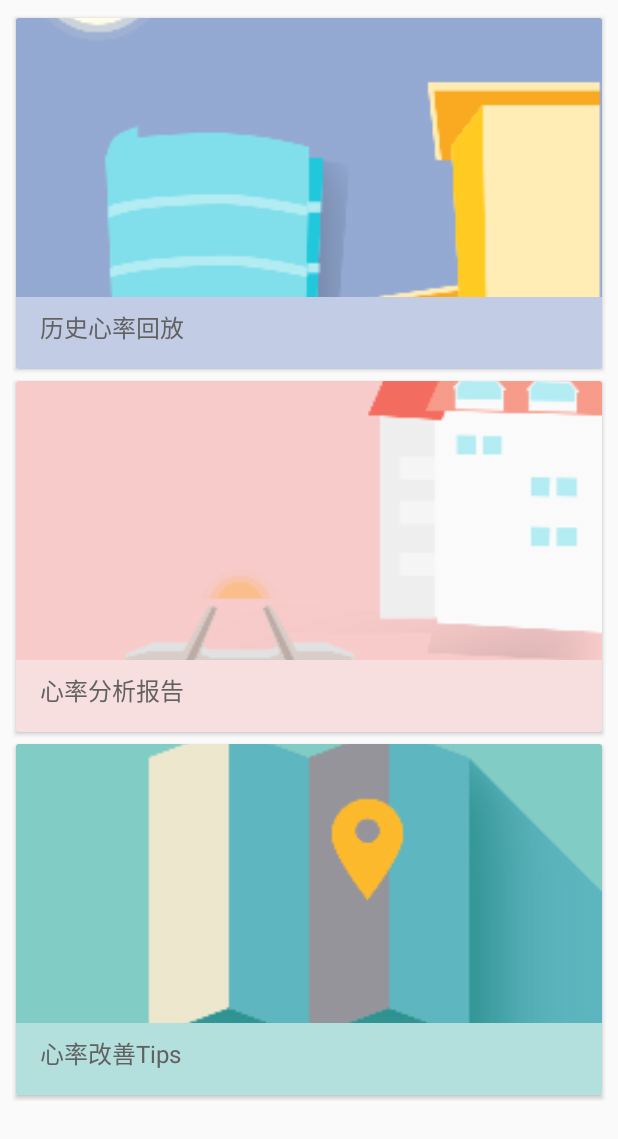
After one commit to agenthun/BleECG, an Android app: the layout fragment_ecg_helper.xml on its own in the app's theme, with its tools: preview values and no code run, on a phone screen of 412 x 824 dp. The commit adds this screen. Shown: the top 1139 px of the screen. Run offline under Robolectric (Android 15) with nearby library versions, the phone set to English and light mode, and no system bars.

Commit message:
delete fragment wave replay & add ECGFragment

```diff
--- a/app/build.gradle
+++ b/app/build.gradle
@@ -29,6 +29,7 @@ dependencies {
     compile 'com.android.support:appcompat-v7:23.3.0'
     compile 'com.android.support:design:23.3.0'
     compile 'com.android.support:recyclerview-v7:23.3.0'
+    compile 'com.android.support:cardview-v7:23.3.0'
     compile 'com.squareup.okhttp3:okhttp:3.2.0'
     compile 'com.squareup.retrofit2:retrofit:2.0.0-beta4'
     compile 'com.squareup.retrofit2:converter-gson:2.0.0-beta4'
--- /dev/null
+++ b/app/src/main/res/layout/fragment_ecg_helper.xml
@@ -0,0 +1,88 @@
+<?xml version="1.0" encoding="utf-8"?>
+<android.support.v4.widget.NestedScrollView xmlns:android="http://schemas.android.com/apk/res/android"
+    xmlns:app="http://schemas.android.com/apk/res-auto"
+    xmlns:tools="http://schemas.android.com/tools"
+    android:layout_width="match_parent"
+    android:layout_height="match_parent"
+    android:fillViewport="false"
+    android:paddingBottom="@dimen/spacing_normal"
+    android:paddingLeft="@dimen/spacing_normal"
+    android:paddingRight="@dimen/spacing_normal"
+    android:paddingTop="@dimen/spacing_normal"
+    app:layout_behavior="@string/appbar_scrolling_view_behavior">
+
+    <LinearLayout
+        android:layout_width="match_parent"
+        android:layout_height="wrap_content"
+        android:orientation="vertical">
+
+        <android.support.v7.widget.CardView
+            android:id="@+id/card_replay"
+            style="@style/CradView.Light.App"
+            android:layout_width="match_parent"
+            android:layout_height="242dp"
+            app:cardBackgroundColor="@color/serenity_mask">
+
+            <ImageView
+                android:layout_width="match_parent"
+                android:layout_height="match_parent"
+                android:layout_marginBottom="48dp"
+                android:scaleType="centerCrop"
+                android:src="@drawable/card_setting" />
+
+            <android.support.v7.widget.AppCompatTextView
+                android:layout_width="match_parent"
+                android:layout_height="wrap_content"
+                android:layout_gravity="bottom"
+                android:padding="@dimen/spacing_double"
+                android:text="@string/card_title_replay"
+                android:textAppearance="@style/TextAppearance.Title" />
+        </android.support.v7.widget.CardView>
+
+        <android.support.v7.widget.CardView
+            android:id="@+id/card_report"
+            style="@style/CradView.Light.App"
+            android:layout_width="match_parent"
+            android:layout_height="242dp"
+            app:cardBackgroundColor="@color/rose_quartz_mask">
+
+            <ImageView
+                android:layout_width="match_parent"
+                android:layout_height="match_parent"
+                android:layout_marginBottom="48dp"
+                android:scaleType="centerCrop"
+                android:src="@drawable/card_query_status" />
+
+            <android.support.v7.widget.AppCompatTextView
+                android:layout_width="match_parent"
+                android:layout_height="wrap_content"
+                android:layout_gravity="bottom"
+                android:padding="@dimen/spacing_double"
+                android:text="@string/card_title_report"
+                android:textAppearance="@style/TextAppearance.Title" />
+        </android.support.v7.widget.CardView>
+
+        <android.support.v7.widget.CardView
+            android:id="@+id/card_tips"
+            style="@style/CradView.Light.App"
+            android:layout_width="match_parent"
+            android:layout_height="242dp"
+            app:cardBackgroundColor="@color/teal_mask">
+
+            <ImageView
+                android:layout_width="match_parent"
+                android:layout_height="match_parent"
+                android:layout_marginBottom="48dp"
+                android:scaleType="centerCrop"
+                android:src="@drawable/card_query_info" />
+
+            <android.support.v7.widget.AppCompatTextView
+                android:layout_width="match_parent"
+                android:layout_height="wrap_content"
+                android:layout_gravity="bottom"
+                android:padding="@dimen/spacing_double"
+                android:text="@string/card_title_tips"
+                android:textAppearance="@style/TextAppearance.Title" />
+        </android.support.v7.widget.CardView>
+    </LinearLayout>
+</android.support.v4.widget.NestedScrollView>
--- a/app/src/main/res/values/strings.xml
+++ b/app/src/main/res/values/strings.xml
@@ -16,7 +16,7 @@
     <string name="error_invalid_null">该用户尚未注册!</string>
 
     <string name="page_title_scan_device">扫描设备</string>
-    <string name="page_title_send_sms">发送短信</string>
+    <string name="page_title_ecg_helper">心博士</string>
 
     <string name="text_hint_send_sms_content">请输入短信内容</string>
     <string name="text_container_no">"箱号 "</string>
@@ -35,6 +35,8 @@
     <string name="success_device_connection">连接成功</string>
     <string name="fail_device_connection">连接失败</string>
     <string name="time_out_device_connection">连接超时</string>
+    <string name="warning_heart_rate_high">当前心率指数过高</string>
+    <string name="warning_heart_rate_low">当前心率指数过低</string>
     <string name="success_device_send_data">发送成功</string>
     <string name="fail_device_send_data">发送失败</string>
     <string name="device_reply_query_title">设备状态信息</string>
@@ -50,11 +52,9 @@
     <string name="device_reply_info_time_error">时间未知</string>
     <string name="text_ok">确认</string>
 
-    <string name="card_title_setting">配置</string>
-    <string name="card_title_lock">上封</string>
-    <string name="card_title_unlock">解封</string>
-    <string name="card_title_query_status">状态查询</string>
-    <string name="card_title_query_info">位置查询</string>
+    <string name="card_title_replay">历史心率回放</string>
+    <string name="card_title_report">心率分析报告</string>
+    <string name="card_title_tips">心率改善Tips</string>
 
     <string name="text_hint_current_heart_rate">当前心率</string>
 
```
Also changed, not shown: app/src/main/java/com/agenthun/bleecg/activity/DeviceOperationActivity.java (+28 -0 lines), app/src/main/java/com/agenthun/bleecg/adapter/SectionsPagerAdapter.java (+4 -4 lines), app/src/main/java/com/agenthun/bleecg/fragment/ECGHelperFragment.java (added, +61 -0 lines), app/src/main/java/com/agenthun/bleecg/fragment/SendSmsFragment.java (deleted, +0 -50 lines), 2 other files.
